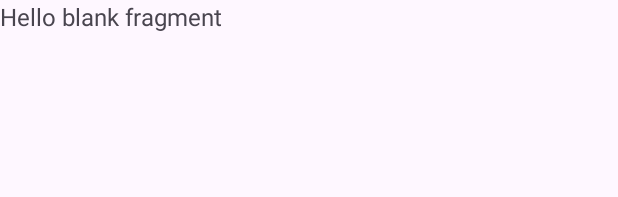
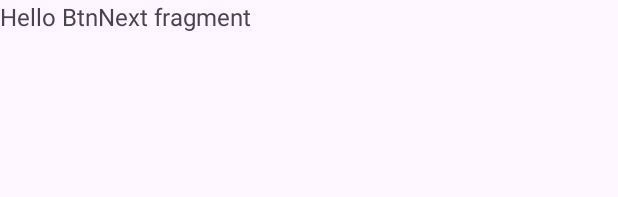
Before and after one commit to Claraindriani1764/TA_PM1_IF22DX_RISFARA, an Android app: the layout fragment_btn_next.xml on its own in the app's theme, with its tools: preview values and no code run, on a phone screen of 412 x 824 dp. Shown: the top 197 px of the screen. Run offline under Robolectric (Android 15) with nearby library versions, the phone set to English and light mode, and no system bars.

```diff
--- a/PROGRAM/app/src/main/res/values/strings.xml
+++ b/PROGRAM/app/src/main/res/values/strings.xml
@@ -6,5 +6,5 @@
     <string name="hello_home">Hello home Fragment</string>
     <string name="isiTextHome">Indonesia merupakan negara kepulauan terbesar di dunia dengan garis pantai sepanjang 90.972 km. Luas laut Indonesia mencapai 3.257.357 km2, jauh lebih luas dibandingkan daratannya yang hanya 1.904.569 km2. Hal ini menjadikan Indonesia sebagai negara maritim dengan potensi kelautan yang sangat besar.</string>
     <!-- TODO: Remove or change this placeholder text -->
-    <string name="hello_blank_fragment">Hello blank fragment</string>
+    <string name="hello_blank_fragment">Hello BtnNext fragment</string>
 </resources>
```
Also changed, not shown: PROGRAM/app/src/main/java/com/uti/seacare/HomeFragment.kt (+6 -1 lines).
